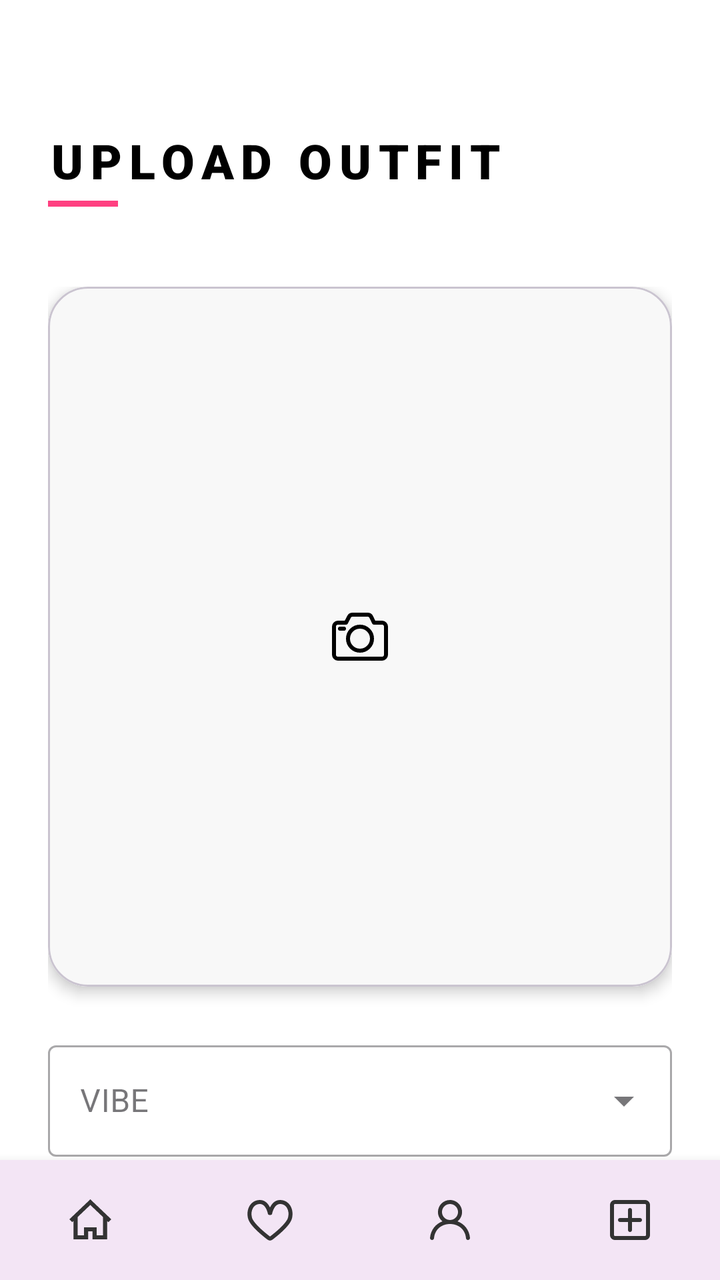
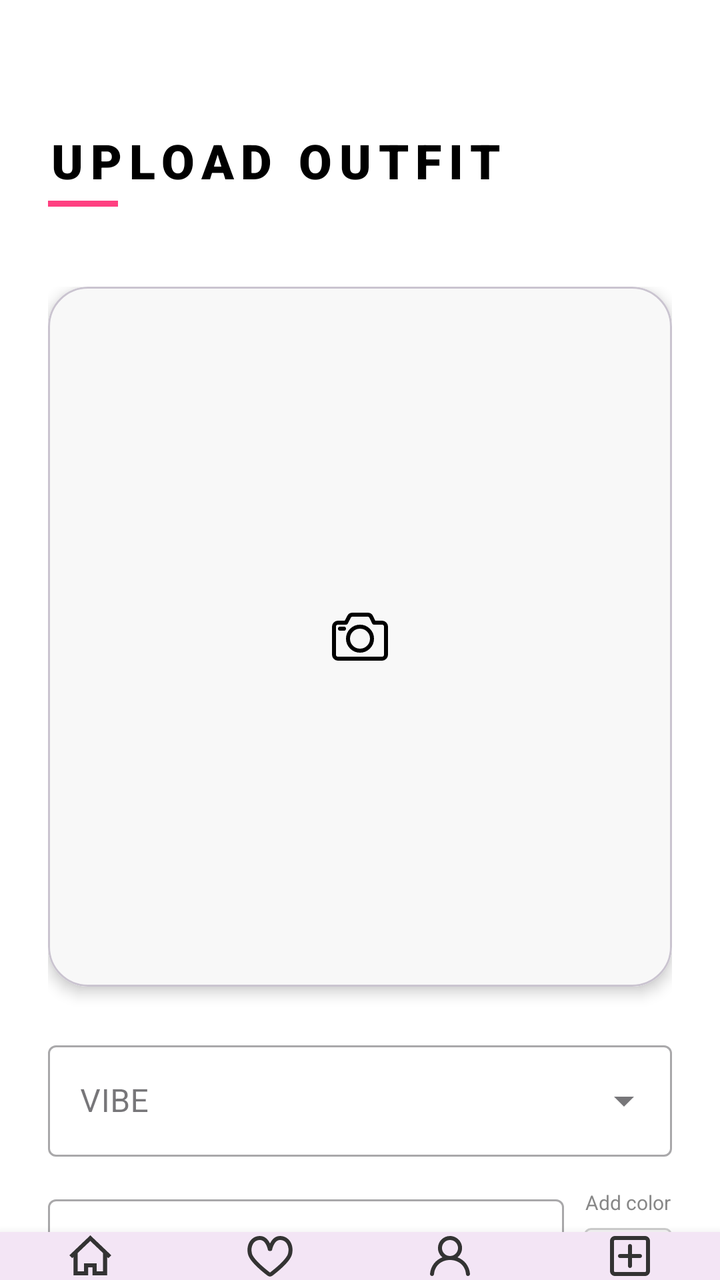

Before-and-after screenshots of an Android layout around one commit, followed by the original layout XML and the change that was made.
<!-- AndroidManifest.xml: application theme Theme.MyApplication -->
<!-- res/layout/activity_upload_outfit.xml -->
<?xml version="1.0" encoding="utf-8"?>
<androidx.constraintlayout.widget.ConstraintLayout xmlns:android="http://schemas.android.com/apk/res/android"
    xmlns:app="http://schemas.android.com/apk/res-auto"
    xmlns:tools="http://schemas.android.com/tools"
    android:layout_width="match_parent"
    android:layout_height="match_parent"
    android:background="#FFFFFF">

    <include
        android:id="@+id/bottom_nav_container"
        layout="@layout/layout_bottom_nav"
        android:layout_width="match_parent"
        android:layout_height="60dp"
        app:layout_constraintBottom_toBottomOf="parent"
        app:layout_constraintStart_toStartOf="parent"
        app:layout_constraintEnd_toEndOf="parent" />

    <LinearLayout
        android:id="@+id/upload_header_container"
        android:layout_width="wrap_content"
        android:layout_height="wrap_content"
        android:orientation="vertical"
        android:layout_marginTop="64dp"
        android:layout_marginStart="24dp"
        app:layout_constraintTop_toTopOf="parent"
        app:layout_constraintStart_toStartOf="parent">

        <TextView
            android:id="@+id/upload_TV_title"
            android:layout_width="wrap_content"
            android:layout_height="wrap_content"
            android:text="UPLOAD OUTFIT"
            android:textColor="#000000"
            android:textSize="24sp"
            android:fontFamily="sans-serif-black"
            android:letterSpacing="0.15"
            android:textAllCaps="true" />

        <View
            android:layout_width="35dp"
            android:layout_height="3dp"
            android:layout_marginTop="4dp"
            android:background="#FF4081" />
    </LinearLayout>

    <androidx.core.widget.NestedScrollView
        android:layout_width="match_parent"
        android:layout_height="0dp"
        android:layout_marginTop="16dp"
        android:fillViewport="true"
        app:layout_constraintTop_toBottomOf="@id/upload_header_container"
        app:layout_constraintBottom_toTopOf="@id/bottom_nav_container">

        <androidx.constraintlayout.widget.ConstraintLayout
            android:layout_width="match_parent"
            android:layout_height="wrap_content"
            android:padding="24dp">

            <com.google.android.material.card.MaterialCardView
                android:id="@+id/upload_CV_image_container"
                android:layout_width="match_parent"
                android:layout_height="350dp"
                app:cardCornerRadius="20dp"
                app:cardElevation="4dp"
                app:layout_constraintTop_toTopOf="parent">

                <ImageView
                    android:id="@+id/upload_IV_preview"
                    android:layout_width="match_parent"
                    android:layout_height="match_parent"
                    android:scaleType="centerInside"
                    android:padding="110dp"
                    android:src="@drawable/ic_add_photo"
                    android:background="#F8F8F8" />
            </com.google.android.material.card.MaterialCardView>

            <com.google.android.material.textfield.TextInputLayout
                android:id="@+id/upload_TIL_vibe"
                style="@style/Widget.MaterialComponents.TextInputLayout.OutlinedBox.ExposedDropdownMenu"
                android:layout_width="match_parent"
                android:layout_height="wrap_content"
                android:layout_marginTop="24dp"
                android:hint="@string/label_vibe"
                app:layout_constraintTop_toBottomOf="@id/upload_CV_image_container">

                <AutoCompleteTextView
                    android:id="@+id/upload_ACTV_vibe"
                    android:layout_width="match_parent"
                    android:layout_height="wrap_content"
                    android:inputType="textCapWords"
                    android:imeOptions="actionDone" />
            </com.google.android.material.textfield.TextInputLayout>

            <LinearLayout
                android:id="@+id/upload_row_top"
                android:layout_width="match_parent"
                android:layout_height="wrap_content"
                android:layout_marginTop="16dp"
                android:gravity="top"
                android:orientation="horizontal"
                app:layout_constraintTop_toBottomOf="@id/upload_TIL_vibe">

                <com.google.android.material.textfield.TextInputLayout
                    android:id="@+id/upload_TIL_top"
                    style="@style/Widget.MaterialComponents.TextInputLayout.OutlinedBox"
                    android:layout_width="0dp"
                    android:layout_height="wrap_content"
                    android:layout_weight="1"
                    android:hint="@string/label_top">

                    <com.google.android.material.textfield.TextInputEditText
                        android:id="@+id/upload_ET_top"
                        android:layout_width="match_parent"
                        android:layout_height="wrap_content"
                        android:inputType="text" />
                </com.google.android.material.textfield.TextInputLayout>

                <LinearLayout
                    android:layout_width="wrap_content"
                    android:layout_height="wrap_content"
                    android:layout_marginStart="10dp"
                    android:gravity="center_horizontal"
                    android:orientation="vertical">

                    <TextView
                        android:layout_width="wrap_content"
                        android:layout_height="wrap_content"
                        android:text="@string/field_add_color"
                        android:textColor="#888888"
                        android:textSize="10sp" />

                    <View
                        android:id="@+id/upload_swatch_top"
                        android:layout_width="44dp"
                        android:layout_height="44dp"
                        android:layout_marginTop="6dp"
                        android:background="@drawable/bg_color_swatch_empty"
                        android:clickable="true"
                        android:focusable="true" />
                </LinearLayout>
            </LinearLayout>

            <LinearLayout
                android:id="@+id/upload_row_bottom"
                android:layout_width="match_parent"
                android:layout_height="wrap_content"
                android:layout_marginTop="12dp"
                android:gravity="top"
                android:orientation="horizontal"
                app:layout_constraintTop_toBottomOf="@id/upload_row_top">

                <com.google.android.material.textfield.TextInputLayout
                    android:id="@+id/upload_TIL_bottom"
                    style="@style/Widget.MaterialComponents.TextInputLayout.OutlinedBox"
                    android:layout_width="0dp"
                    android:layout_height="wrap_content"
                    android:layout_weight="1"
                    android:hint="@string/label_bottom">

                    <com.google.android.material.textfield.TextInputEditText
                        android:id="@+id/upload_ET_bottom"
                        android:layout_width="match_parent"
                        android:layout_height="wrap_content"
                        android:inputType="text" />
                </com.google.android.material.textfield.TextInputLayout>

                <LinearLayout
                    android:layout_width="wrap_content"
                    android:layout_height="wrap_content"
                    android:layout_marginStart="10dp"
                    android:gravity="center_horizontal"
                    android:orientation="vertical">

                    <TextView
                        android:layout_width="wrap_content"
                        android:layout_height="wrap_content"
                        android:text="@string/field_add_color"
                        android:textColor="#888888"
                        android:textSize="10sp" />

                    <View
                        android:id="@+id/upload_swatch_bottom"
                        android:layout_width="44dp"
                        android:layout_height="44dp"
                        android:layout_marginTop="6dp"
                        android:background="@drawable/bg_color_swatch_empty"
                        android:clickable="true"
                        android:focusable="true" />
                </LinearLayout>
            </LinearLayout>

            <LinearLayout
                android:id="@+id/upload_row_jacket"
                android:layout_width="match_parent"
                android:layout_height="wrap_content"
                android:layout_marginTop="12dp"
                android:gravity="top"
                android:orientation="horizontal"
                app:layout_constraintTop_toBottomOf="@id/upload_row_bottom">

                <com.google.android.material.textfield.TextInputLayout
                    android:id="@+id/upload_TIL_jacket"
                    style="@style/Widget.MaterialComponents.TextInputLayout.OutlinedBox"
                    android:layout_width="0dp"
                    android:layout_height="wrap_content"
                    android:layout_weight="1"
                    android:hint="@string/label_jacket">

                    <com.google.android.material.textfield.TextInputEditText
                        android:id="@+id/upload_ET_jacket"
                        android:layout_width="match_parent"
                        android:layout_height="wrap_content"
                        android:inputType="text" />
                </com.google.android.material.textfield.TextInputLayout>

                <LinearLayout
                    android:layout_width="wrap_content"
                    android:layout_height="wrap_content"
                    android:layout_marginStart="10dp"
                    android:gravity="center_horizontal"
                    android:orientation="vertical">

                    <TextView
                        android:layout_width="wrap_content"
                        android:layout_height="wrap_content"
                        android:text="@string/field_add_color"
                        android:textColor="#888888"
                        android:textSize="10sp" />

                    <View
                        android:id="@+id/upload_swatch_jacket"
                        android:layout_width="44dp"
                        android:layout_height="44dp"
                        android:layout_marginTop="6dp"
                        android:background="@drawable/bg_color_swatch_empty"
                        android:clickable="true"
                        android:focusable="true" />
                </LinearLayout>
            </LinearLayout>

            <LinearLayout
                android:id="@+id/upload_row_shoes"
                android:layout_width="match_parent"
                android:layout_height="wrap_content"
                android:layout_marginTop="12dp"
                android:gravity="top"
                android:orientation="horizontal"
                app:layout_constraintTop_toBottomOf="@id/upload_row_jacket">

                <com.google.android.material.textfield.TextInputLayout
                    android:id="@+id/upload_TIL_shoes"
                    style="@style/Widget.MaterialComponents.TextInputLayout.OutlinedBox"
                    android:layout_width="0dp"
                    android:layout_height="wrap_content"
                    android:layout_weight="1"
                    android:hint="@string/label_shoes">

                    <com.google.android.material.textfield.TextInputEditText
                        android:id="@+id/upload_ET_shoes"
                        android:layout_width="match_parent"
                        android:layout_height="wrap_content"
                        android:inputType="text" />
                </com.google.android.material.textfield.TextInputLayout>

                <LinearLayout
                    android:layout_width="wrap_content"
                    android:layout_height="wrap_content"
                    android:layout_marginStart="10dp"
                    android:gravity="center_horizontal"
                    android:orientation="vertical">

                    <TextView
                        android:layout_width="wrap_content"
                        android:layout_height="wrap_content"
                        android:text="@string/field_add_color"
                        android:textColor="#888888"
                        android:textSize="10sp" />

                    <View
                        android:id="@+id/upload_swatch_shoes"
                        android:layout_width="44dp"
                        android:layout_height="44dp"
                        android:layout_marginTop="6dp"
                        android:background="@drawable/bg_color_swatch_empty"
                        android:clickable="true"
                        android:focusable="true" />
                </LinearLayout>
            </LinearLayout>

            <LinearLayout
                android:id="@+id/upload_row_jewelry"
                android:layout_width="match_parent"
                android:layout_height="wrap_content"
                android:layout_marginTop="12dp"
                android:gravity="top"
                android:orientation="horizontal"
                app:layout_constraintTop_toBottomOf="@id/upload_row_shoes">

                <com.google.android.material.textfield.TextInputLayout
                    android:id="@+id/upload_TIL_jewelry"
                    style="@style/Widget.MaterialComponents.TextInputLayout.OutlinedBox"
                    android:layout_width="0dp"
                    android:layout_height="wrap_content"
                    android:layout_weight="1"
                    android:hint="@string/label_jewelry">

                    <com.google.android.material.textfield.TextInputEditText
                        android:id="@+id/upload_ET_jewelry"
                        android:layout_width="match_parent"
                        android:layout_height="wrap_content"
                        android:inputType="text" />
                </com.google.android.material.textfield.TextInputLayout>

                <LinearLayout
                    android:layout_width="wrap_content"
                    android:layout_height="wrap_content"
                    android:layout_marginStart="10dp"
                    android:gravity="center_horizontal"
                    android:orientation="vertical">

                    <TextView
                        android:layout_width="wrap_content"
                        android:layout_height="wrap_content"
                        android:text="@string/field_add_color"
                        android:textColor="#888888"
                        android:textSize="10sp" />

                    <View
                        android:id="@+id/upload_swatch_jewelry"
                        android:layout_width="44dp"
                        android:layout_height="44dp"
                        android:layout_marginTop="6dp"
                        android:background="@drawable/bg_color_swatch_empty"
                        android:clickable="true"
                        android:focusable="true" />
                </LinearLayout>
            </LinearLayout>

            <LinearLayout
                android:id="@+id/upload_row_sunglasses"
                android:layout_width="match_parent"
                android:layout_height="wrap_content"
                android:layout_marginTop="12dp"
                android:gravity="top"
                android:orientation="horizontal"
                app:layout_constraintTop_toBottomOf="@id/upload_row_jewelry">

                <com.google.android.material.textfield.TextInputLayout
                    android:id="@+id/upload_TIL_sunglasses"
                    style="@style/Widget.MaterialComponents.TextInputLayout.OutlinedBox"
                    android:layout_width="0dp"
                    android:layout_height="wrap_content"
                    android:layout_weight="1"
                    android:hint="@string/label_sunglasses">

                    <com.google.android.material.textfield.TextInputEditText
                        android:id="@+id/upload_ET_sunglasses"
                        android:layout_width="match_parent"
                        android:layout_height="wrap_content"
                        android:inputType="text" />
                </com.google.android.material.textfield.TextInputLayout>

                <LinearLayout
                    android:layout_width="wrap_content"
                    android:layout_height="wrap_content"
                    android:layout_marginStart="10dp"
                    android:gravity="center_horizontal"
                    android:orientation="vertical">

                    <TextView
                        android:layout_width="wrap_content"
                        android:layout_height="wrap_content"
                        android:text="@string/field_add_color"
                        android:textColor="#888888"
                        android:textSize="10sp" />

                    <View
                        android:id="@+id/upload_swatch_sunglasses"
                        android:layout_width="44dp"
                        android:layout_height="44dp"
                        android:layout_marginTop="6dp"
                        android:background="@drawable/bg_color_swatch_empty"
                        android:clickable="true"
                        android:focusable="true" />
                </LinearLayout>
            </LinearLayout>

            <LinearLayout
                android:id="@+id/upload_row_bag"
                android:layout_width="match_parent"
                android:layout_height="wrap_content"
                android:layout_marginTop="12dp"
                android:gravity="top"
                android:orientation="horizontal"
                app:layout_constraintTop_toBottomOf="@id/upload_row_sunglasses">

                <com.google.android.material.textfield.TextInputLayout
                    android:id="@+id/upload_TIL_bag"
                    style="@style/Widget.MaterialComponents.TextInputLayout.OutlinedBox"
                    android:layout_width="0dp"
                    android:layout_height="wrap_content"
                    android:layout_weight="1"
                    android:hint="@string/label_bag">

                    <com.google.android.material.textfield.TextInputEditText
                        android:id="@+id/upload_ET_bag"
                        android:layout_width="match_parent"
                        android:layout_height="wrap_content"
                        android:inputType="text" />
                </com.google.android.material.textfield.TextInputLayout>

                <LinearLayout
                    android:layout_width="wrap_content"
                    android:layout_height="wrap_content"
                    android:layout_marginStart="10dp"
                    android:gravity="center_horizontal"
                    android:orientation="vertical">

                    <TextView
                        android:layout_width="wrap_content"
                        android:layout_height="wrap_content"
                        android:text="@string/field_add_color"
                        android:textColor="#888888"
                        android:textSize="10sp" />

                    <View
                        android:id="@+id/upload_swatch_bag"
                        android:layout_width="44dp"
                        android:layout_height="44dp"
                        android:layout_marginTop="6dp"
                        android:background="@drawable/bg_color_swatch_empty"
                        android:clickable="true"
                        android:focusable="true" />
                </LinearLayout>
            </LinearLayout>

            <com.google.android.material.button.MaterialButton
                android:id="@+id/upload_BTN_upload"
                android:layout_width="match_parent"
                android:layout_height="60dp"
                android:layout_marginTop="32dp"
                android:layout_marginBottom="16dp"
                android:text="SHARE OUTFIT"
                android:textSize="16sp"
                android:fontFamily="sans-serif-medium"
                android:letterSpacing="0.1"
                android:textColor="#FFFFFF"
                app:backgroundTint="#000000"
                app:cornerRadius="30dp"
                app:layout_constraintTop_toBottomOf="@id/upload_row_bag"
                app:layout_constraintBottom_toTopOf="@id/upload_PB_loading"/>

            <ProgressBar
                android:id="@+id/upload_PB_loading"
                android:layout_width="wrap_content"
                android:layout_height="wrap_content"
                android:visibility="gone"
                android:layout_marginBottom="32dp"
                app:layout_constraintBottom_toBottomOf="parent"
                app:layout_constraintEnd_toEndOf="parent"
                app:layout_constraintStart_toStartOf="parent" />

        </androidx.constraintlayout.widget.ConstraintLayout>
    </androidx.core.widget.NestedScrollView>

</androidx.constraintlayout.widget.ConstraintLayout>
<!-- res/layout/layout_bottom_nav.xml (included above) -->
<?xml version="1.0" encoding="utf-8"?>
<LinearLayout xmlns:android="http://schemas.android.com/apk/res/android"
    xmlns:app="http://schemas.android.com/apk/res-auto"
    android:id="@+id/bottom_navigation"
    android:layout_width="match_parent"
    android:layout_height="60dp"
    android:background="@color/back_ground"
    android:elevation="8dp"
    android:orientation="horizontal"
    android:weightSum="4">

    <ImageButton
        android:id="@+id/btn_home"
        android:layout_width="0dp"
        android:layout_height="match_parent"
        android:layout_weight="1"
        android:background="?attr/selectableItemBackgroundBorderless"
        android:src="@drawable/ic_home"
        app:tint="#333333" />

    <ImageButton
        android:id="@+id/btn_favorites"
        android:layout_width="0dp"
        android:layout_height="match_parent"
        android:layout_weight="1"
        android:background="?attr/selectableItemBackgroundBorderless"
        android:src="@drawable/ic_heart_tool_bar"
        app:tint="#333333" />

    <ImageButton
        android:id="@+id/btn_profile"
        android:layout_width="0dp"
        android:layout_height="match_parent"
        android:layout_weight="1"
        android:background="?attr/selectableItemBackgroundBorderless"
        android:src="@drawable/ic_person"
        app:tint="#333333" />

    <ImageButton
        android:id="@+id/btn_add_outfit"
        android:layout_width="0dp"
        android:layout_height="match_parent"
        android:layout_weight="1"
        android:background="?attr/selectableItemBackgroundBorderless"
        android:src="@drawable/ic_plus"
        app:tint="#333333" />

</LinearLayout>
<!-- resources referenced by this layout -->
<resources>
  <color name="back_ground">#F3E5F5</color>
  <!-- drawable bg_color_swatch_empty (drawable) -->
  <?xml version="1.0" encoding="utf-8"?>
  <shape xmlns:android="http://schemas.android.com/apk/res/android"
      android:shape="rectangle">
      <solid android:color="#F5F5F5" />
      <stroke
          android:width="1dp"
          android:color="#CCCCCC" />
      <corners android:radius="3dp" />
  </shape>
  <!-- drawable ic_home (drawable) -->
  <?xml version="1.0" encoding="utf-8"?>
  <vector xmlns:android="http://schemas.android.com/apk/res/android"
      android:width="21dp"
      android:height="21dp"
      android:viewportWidth="21"
      android:viewportHeight="21">
  
      <group
              android:translateX="-419.000000"
              android:translateY="-720.000000">
          <group
                  android:translateX="56.000000"
                  android:translateY="160.000000">
              <path
                  android:fillColor="#000000"
                  android:fillType="evenOdd"
                  android:strokeWidth="1"
                  android:pathData="M379.79996,578 L376.649968,578 L376.649968,574 L370.349983,574 L370.349983,578 L367.19999,578 L367.19999,568.813 L373.489475,562.823 L379.79996,568.832 L379.79996,578 Z M381.899955,568.004 L381.899955,568 L381.899955,568 L373.502075,560 L363,569.992 L364.481546,571.406 L365.099995,570.813 L365.099995,580 L372.449978,580 L372.449978,576 L374.549973,576 L374.549973,580 L381.899955,580 L381.899955,579.997 L381.899955,570.832 L382.514204,571.416 L384.001,570.002 L381.899955,568.004 Z" />
          </group>
      </group>
  </vector>
  <!-- drawable ic_plus (drawable) -->
  <?xml version="1.0" encoding="utf-8"?>
  <vector xmlns:android="http://schemas.android.com/apk/res/android"
      android:width="24dp"
      android:height="24dp"
      android:viewportWidth="24"
      android:viewportHeight="24">
  
      <path
          android:fillColor="#000000"
          android:pathData="M12 6C12.5523 6 13 6.44772 13 7V11H17C17.5523 11 18 11.4477 18 12C18 12.5523 17.5523 13 17 13H13V17C13 17.5523 12.5523 18 12 18C11.4477 18 11 17.5523 11 17V13H7C6.44772 13 6 12.5523 6 12C6 11.4477 6.44772 11 7 11H11V7C11 6.44772 11.4477 6 12 6Z" />
      <path
          android:fillColor="#000000"
          android:fillType="evenOdd"
          android:pathData="M2 4.5C2 3.11929 3.11929 2 4.5 2H19.5C20.8807 2 22 3.11929 22 4.5V19.5C22 20.8807 20.8807 22 19.5 22H4.5C3.11929 22 2 20.8807 2 19.5V4.5ZM4.5 4C4.22386 4 4 4.22386 4 4.5V19.5C4 19.7761 4.22386 20 4.5 20H19.5C19.7761 20 20 19.7761 20 19.5V4.5C20 4.22386 19.7761 4 19.5 4H4.5Z" />
  </vector>
  <string name="field_add_color">Add color</string>
  <string name="label_bag">BAG (Optional)</string>
  <string name="label_bottom">BOTTOM</string>
  <string name="label_jacket">JACKET (Optional)</string>
  <string name="label_jewelry">JEWELRY (Optional)</string>
  <string name="label_shoes">SHOES (Optional)</string>
  <string name="label_sunglasses">SUNGLASSES (Optional)</string>
  <string name="label_top">TOP</string>
  <string name="label_vibe">VIBE</string>
  <style name="Theme.MyApplication" parent="Base.Theme.MyApplication" />
  <style name="Base.Theme.MyApplication" parent="Theme.Material3.DayNight.NoActionBar">
      </style>
  <!-- unchanged entries left out for length: 3 -->
</resources>

<!-- the commit's change to res/layout/activity_upload_outfit.xml (unified diff, before → after) -->
@@ -10,7 +10,7 @@
         android:id="@+id/bottom_nav_container"
         layout="@layout/layout_bottom_nav"
         android:layout_width="match_parent"
-        android:layout_height="60dp"
+        android:layout_height="wrap_content"
         app:layout_constraintBottom_toBottomOf="parent"
         app:layout_constraintStart_toStartOf="parent"
         app:layout_constraintEnd_toEndOf="parent" />
